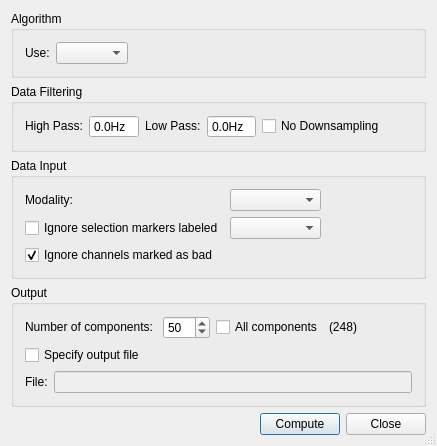
Old version of the form src/plugins/ICA/ICASettings.ui in the repository HIP-infrastructure/anywave-code.
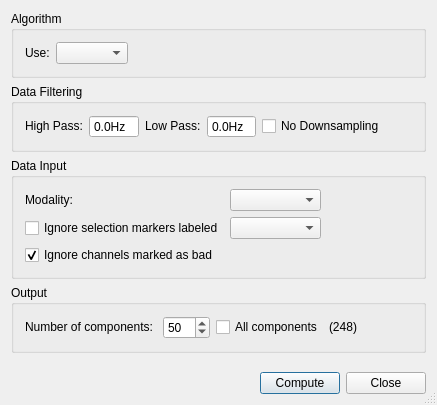
New version of the form. Icons and pictures are not drawn.

```diff
--- a/src/plugins/ICA/ICASettings.ui
+++ b/src/plugins/ICA/ICASettings.ui
@@ -369,48 +369,6 @@
         </item>
        </layout>
       </item>
-      <item>
-       <layout class="QHBoxLayout" name="horizontalLayout_3">
-        <item>
-         <widget class="QCheckBox" name="checkBoxSpecifyFile">
-          <property name="text">
-           <string>Specify output file</string>
-          </property>
-         </widget>
-        </item>
-        <item>
-         <spacer name="horizontalSpacer_7">
-          <property name="orientation">
-           <enum>Qt::Horizontal</enum>
-          </property>
-          <property name="sizeHint" stdset="0">
-           <size>
-            <width>40</width>
-            <height>20</height>
-           </size>
-          </property>
-         </spacer>
-        </item>
-       </layout>
-      </item>
-      <item>
-       <layout class="QHBoxLayout" name="horizontalLayout_5">
-        <item>
-         <widget class="QLabel" name="label">
-          <property name="text">
-           <string>File:</string>
-          </property>
-         </widget>
-        </item>
-        <item>
-         <widget class="QLineEdit" name="lineEditFilename">
-          <property name="enabled">
-           <bool>false</bool>
-          </property>
-         </widget>
-        </item>
-       </layout>
-      </item>
      </layout>
     </widget>
    </item>
```
Left out of the diff: 16 changed lines with no effect on the pictures.
